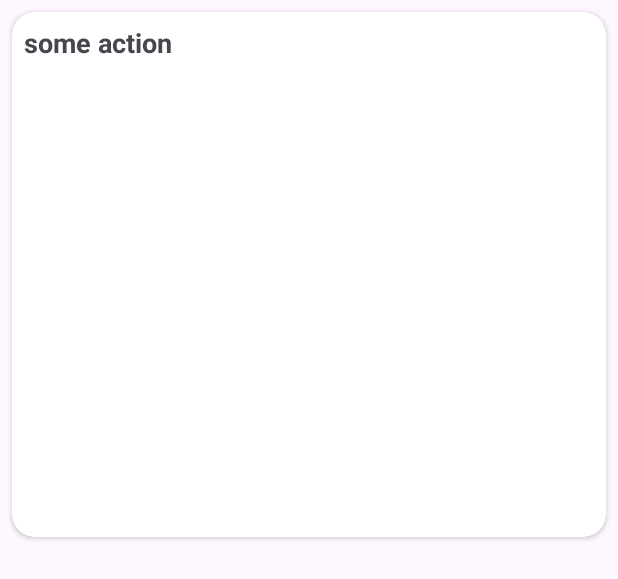
After one commit to karpukhinp01/upStreamBoredApi, an Android app: the layout item.xml on its own in the app's theme, with its tools: preview values and no code run, on a phone screen of 412 x 824 dp. The commit adds this screen. Shown: the top 579 px of the screen. Run offline under Robolectric (Android 15) with nearby library versions, the phone set to English and light mode, and no system bars.

Commit message:
swipable cards + network error

```diff
--- /dev/null
+++ b/app/src/main/res/layout/item.xml
@@ -0,0 +1,20 @@
+<?xml version="1.0" encoding="utf-8"?>
+<androidx.cardview.widget.CardView xmlns:android="http://schemas.android.com/apk/res/android"
+    android:layout_width="match_parent"
+    android:layout_height="350dp"
+    android:elevation="@dimen/cardview_default_elevation"
+    app:cardCornerRadius="15dp"
+    android:layout_margin="8dp"
+    xmlns:app="http://schemas.android.com/apk/res-auto">
+
+    <TextView
+        android:id="@+id/action_activity"
+        android:layout_width="match_parent"
+        android:layout_height="wrap_content"
+        style="@style/title"
+        android:text="some action"
+        app:layout_constraintStart_toStartOf="parent"
+        app:layout_constraintTop_toTopOf="parent"
+        android:layout_margin="8dp"/>
+
+</androidx.cardview.widget.CardView>
```
Also changed, not shown: app/build.gradle (+6 -5 lines), app/src/main/java/com/example/upstreamboredapi/view/ArrayAdapter.kt (+15 -0 lines), app/src/main/java/com/example/upstreamboredapi/view/DetailFragment.kt (+61 -0 lines), app/src/main/java/com/example/upstreamboredapi/viewmodel/DetailViewModel.kt (+5 -5 lines), app/src/main/res/layout/activity_main.xml (+0 -12 lines), app/src/main/res/layout/fragment_detail.xml (+6 -14 lines).
